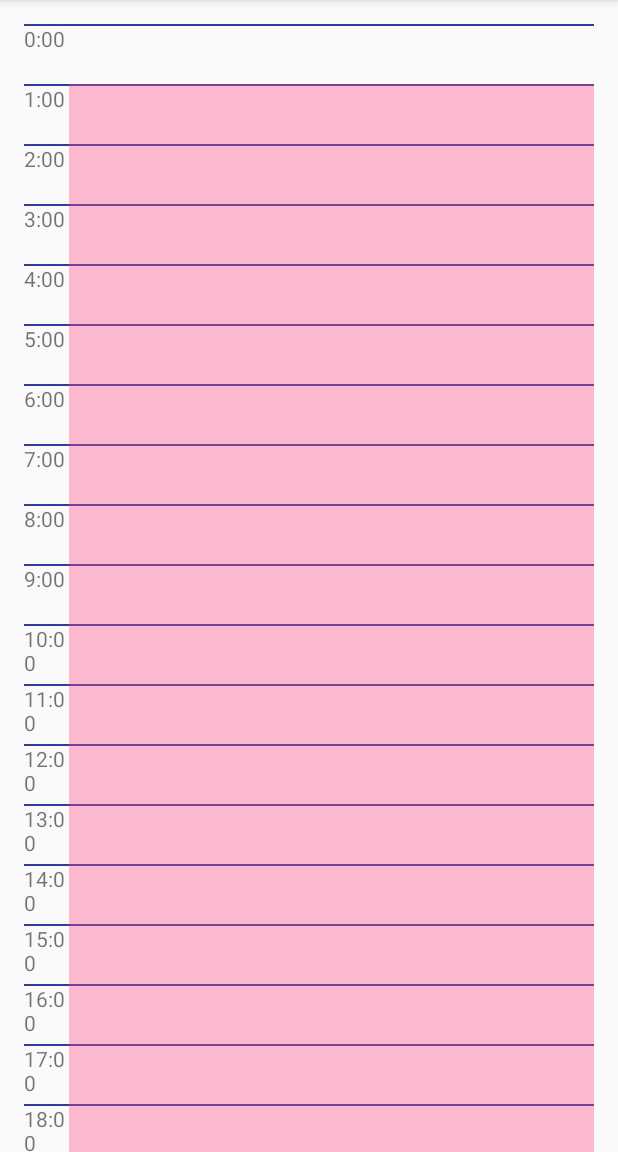
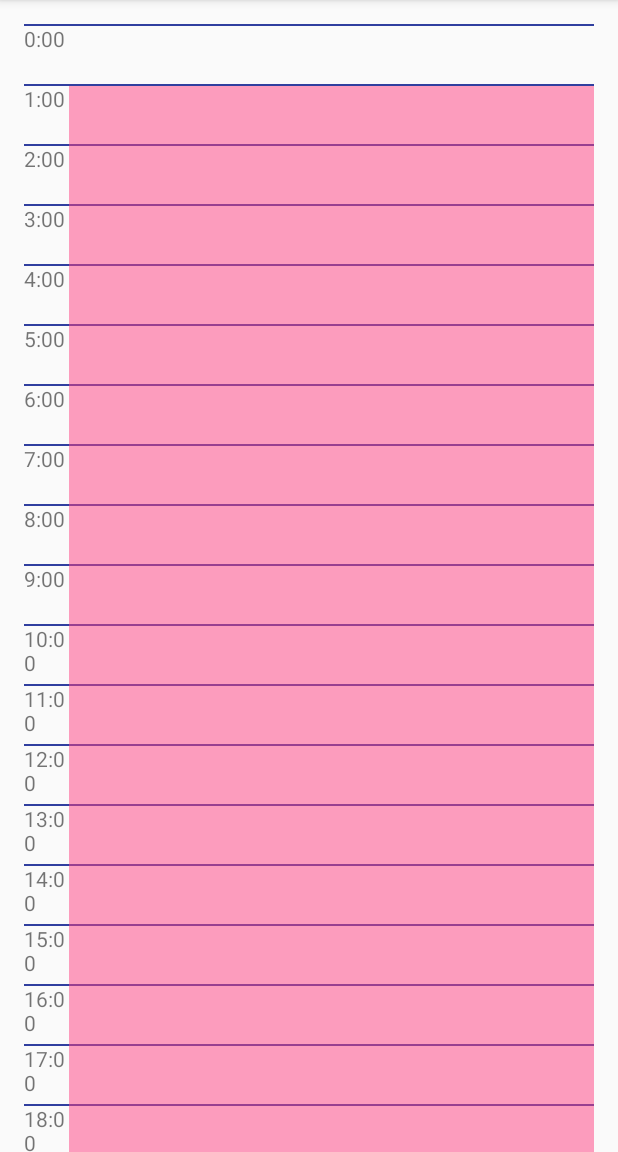
Before and after one commit to emeraldvision/Android-Scheduler, an Android app: the screen it shows after launch (CalendarActivity), on a phone screen of 412 x 824 dp, the part 84-1236 px from its top. Run offline under Robolectric (Android 15) with nearby library versions, the phone set to English and light mode, and no system bars.

```diff
--- a/app/src/main/java/com/emeraldvision/scheduler/CalendarActivity.java
+++ b/app/src/main/java/com/emeraldvision/scheduler/CalendarActivity.java
@@ -14,12 +14,10 @@ public class CalendarActivity extends AppCompatActivity {
     @Override
     protected void onCreate(Bundle savedInstanceState) {
         super.onCreate(savedInstanceState);
+
         setContentView(R.layout.activity_calendar);
-    }
 
-    @Override
-    protected void onResume() {
-        super.onResume();
+        // add labels to each hour's view
         setTextOnView(R.id.time_0, R.string.time_0);
         setTextOnView(R.id.time_1, R.string.time_1);
         setTextOnView(R.id.time_2, R.string.time_2);
@@ -45,7 +43,7 @@ public class CalendarActivity extends AppCompatActivity {
         setTextOnView(R.id.time_22, R.string.time_22);
         setTextOnView(R.id.time_23, R.string.time_23);
 
-//        add single sample task
+        // add single sample task
         RelativeLayout relativeLayout;
         relativeLayout = (RelativeLayout)findViewById(R.id.day);
         View task = new View(this);
@@ -55,10 +53,12 @@ public class CalendarActivity extends AppCompatActivity {
                 RelativeLayout.LayoutParams.WRAP_CONTENT);
         taskParams.addRule(RelativeLayout.ALIGN_TOP, R.id.time_1);
         taskParams.addRule(RelativeLayout.ABOVE, R.id.time_23);
-        taskParams.setMargins(getResources().getDimensionPixelSize(R.dimen.hour_width), 0, 0, 0);
+        taskParams.setMargins(getResources().getDimensionPixelSize(R.dimen.hour_width),
+                getResources().getDimensionPixelSize(R.dimen.line_height), 0, 0);
         task.setLayoutParams(taskParams);
         relativeLayout.addView(task);
     }
+
 
 //    add time to display
     private void setTextOnView(int viewID, int stringID) {
--- a/app/src/main/res/values/colors.xml
+++ b/app/src/main/res/values/colors.xml
@@ -2,5 +2,5 @@
 <resources>
     <color name="colorPrimary">#3F51B5</color>
     <color name="colorPrimaryDark">#303F9F</color>
-    <color name="colorAccent">#5AFF4081</color>
+    <color name="colorAccent">#80FF4081</color>
 </resources>
```
